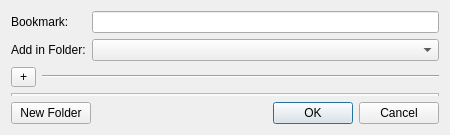
Above: tools/assistant/tools/assistant/bookmarkdialog.ui from Fat-Zer/qt4-historical before the change. Below: the same form after it.
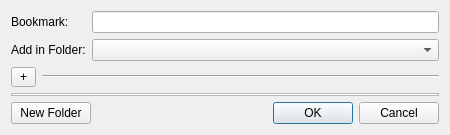
That is the form after the change. Custom widgets are drawn as their Qt base class.

The edit to the form file:
```diff
--- a/tools/assistant/tools/assistant/bookmarkdialog.ui
+++ b/tools/assistant/tools/assistant/bookmarkdialog.ui
@@ -76,21 +76,13 @@
     </layout>
    </item>
    <item>
-    <widget class="BookmarkWidget" name="bookmarkWidget" >
-     <property name="enabled" >
-      <bool>true</bool>
-     </property>
+    <widget class="QTreeView" name="treeView" >
      <property name="sizePolicy" >
       <sizepolicy vsizetype="Ignored" hsizetype="Expanding" >
        <horstretch>0</horstretch>
        <verstretch>0</verstretch>
       </sizepolicy>
      </property>
-     <column>
-      <property name="text" >
-       <string>1</string>
-      </property>
-     </column>
     </widget>
    </item>
    <item>
@@ -116,13 +108,6 @@
    </item>
   </layout>
  </widget>
- <customwidgets>
-  <customwidget>
-   <class>BookmarkWidget</class>
-   <extends>QTreeWidget</extends>
-   <header>bookmarkwidget.h</header>
-  </customwidget>
- </customwidgets>
  <resources/>
  <connections>
   <connection>
```
